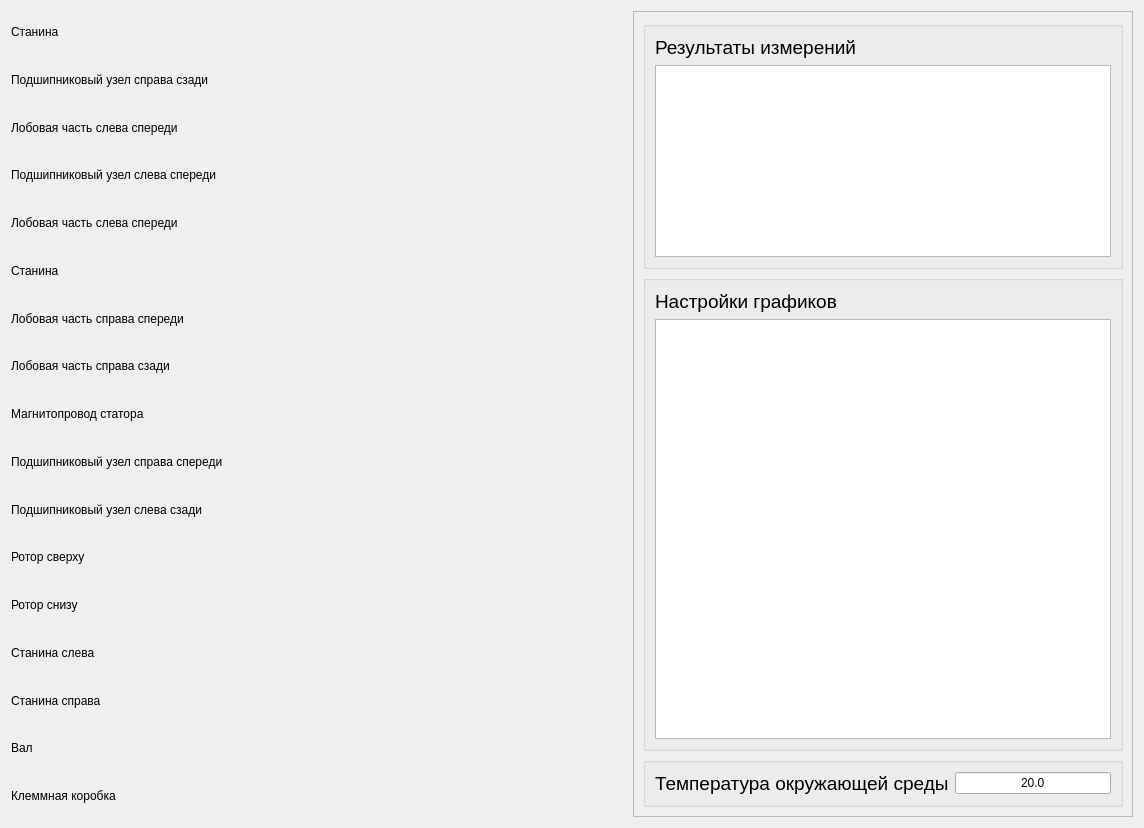
First picture: the form in ImView/trend.ui, repository Ivanos121/ImView, before the edit.
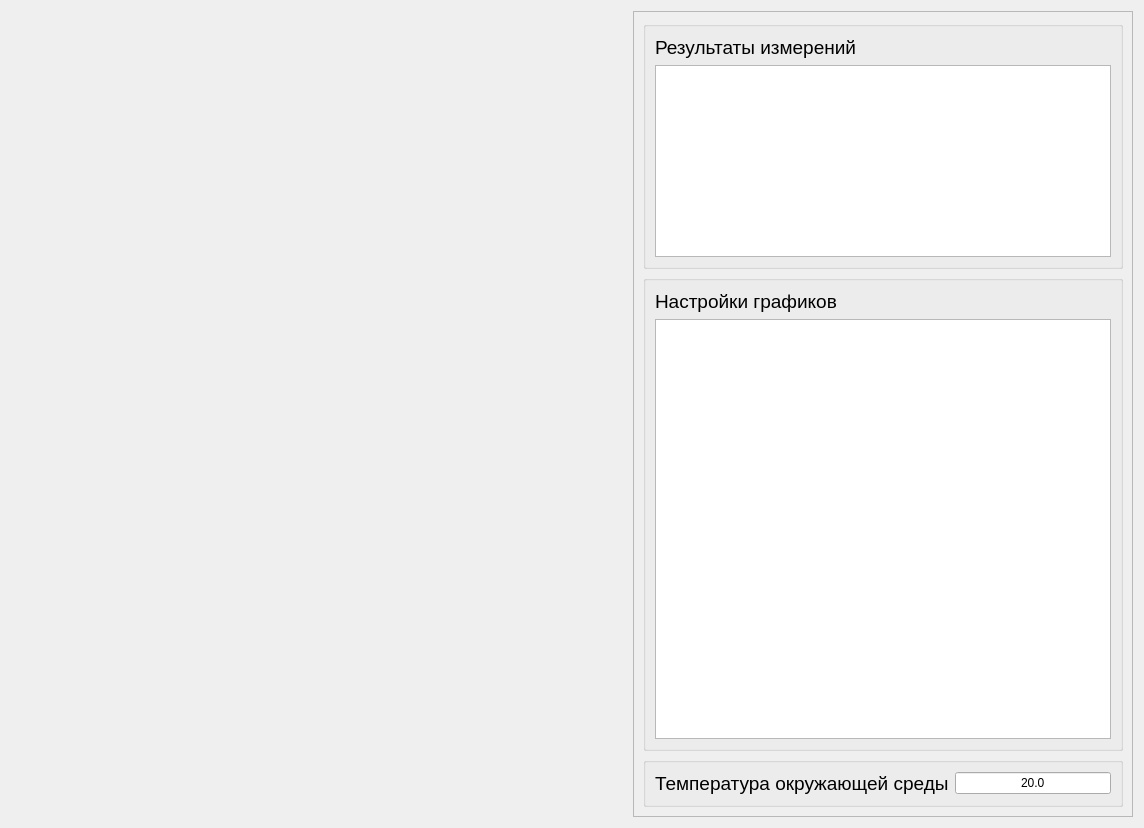
Second picture: the form after the edit. Custom widgets are drawn as their Qt base class.

```diff
--- a/ImView/trend.ui
+++ b/ImView/trend.ui
@@ -14,129 +14,6 @@
    <string>Form</string>
   </property>
   <layout class="QHBoxLayout" name="horizontalLayout">
-   <item>
-    <layout class="QVBoxLayout" name="verticalLayout_2">
-     <item>
-      <widget class="QLabel" name="label">
-       <property name="text">
-        <string>Станина</string>
-       </property>
-      </widget>
-     </item>
-     <item>
-      <widget class="QLabel" name="label_4">
-       <property name="text">
-        <string>Подшипниковый узел справа сзади</string>
-       </property>
-      </widget>
-     </item>
-     <item>
-      <widget class="QLabel" name="label_5">
-       <property name="text">
-        <string>Лобовая часть слева спереди</string>
-       </property>
-      </widget>
-     </item>
-     <item>
-      <widget class="QLabel" name="label_6">
-       <property name="text">
-        <string>Подшипниковый узел слева спереди</string>
-       </property>
-      </widget>
-     </item>
-     <item>
-      <widget class="QLabel" name="label_7">
-       <property name="text">
-        <string>Лобовая часть слева спереди</string>
-       </property>
-      </widget>
-     </item>
-     <item>
-      <widget class="QLabel" name="label_8">
-       <property name="text">
-        <string>Станина</string>
-       </property>
-      </widget>
-     </item>
-     <item>
-      <widget class="QLabel" name="label_9">
-       <property name="text">
-        <string>Лобовая часть справа спереди</string>
-       </property>
-      </widget>
-     </item>
-     <item>
-      <widget class="QLabel" name="label_10">
-       <property name="text">
-        <string>Лобовая часть справа сзади</string>
-       </property>
-      </widget>
-     </item>
-     <item>
-      <widget class="QLabel" name="label_11">
-       <property name="text">
-        <string>Магнитопровод статора</string>
-       </property>
-      </widget>
-     </item>
-     <item>
-      <widget class="QLabel" name="label_12">
-       <property name="text">
-        <string>Подшипниковый узел справа спереди</string>
-       </property>
-      </widget>
-     </item>
-     <item>
-      <widget class="QLabel" name="label_13">
-       <property name="text">
-        <string>Подшипниковый узел слева сзади</string>
-       </property>
-      </widget>
-     </item>
-     <item>
-      <widget class="QLabel" name="label_14">
-       <property name="text">
-        <string>Ротор сверху</string>
-       </property>
-      </widget>
-     </item>
-     <item>
-      <widget class="QLabel" name="label_2">
-       <property name="text">
-        <string>Ротор снизу</string>
-       </property>
-      </widget>
-     </item>
-     <item>
-      <widget class="QLabel" name="label_17">
-       <property name="text">
-        <string>Станина слева</string>
-       </property>
-      </widget>
-     </item>
-     <item>
-      <widget class="QLabel" name="label_18">
-       <property name="text">
-        <string>Станина справа</string>
-       </property>
-      </widget>
-     </item>
-     <item>
-      <widget class="QLabel" name="label_19">
-       <property name="text">
-        <string>Вал</string>
-       </property>
-      </widget>
-     </item>
-     <item>
-      <widget class="QLabel" name="label_20">
-       <property name="text">
-        <string>Клеммная коробка</string>
-       </property>
-      </widget>
-     </item>
-    </layout>
-   </item>
    <item>
     <widget class="Plot" name="plot" native="true">
      <property name="sizePolicy">
@@ -153,7 +30,7 @@
      </property>
      <property name="maximumSize">
       <size>
-       <width>551</width>
+       <width>16777215</width>
        <height>16777215</height>
       </size>
      </property>
```
